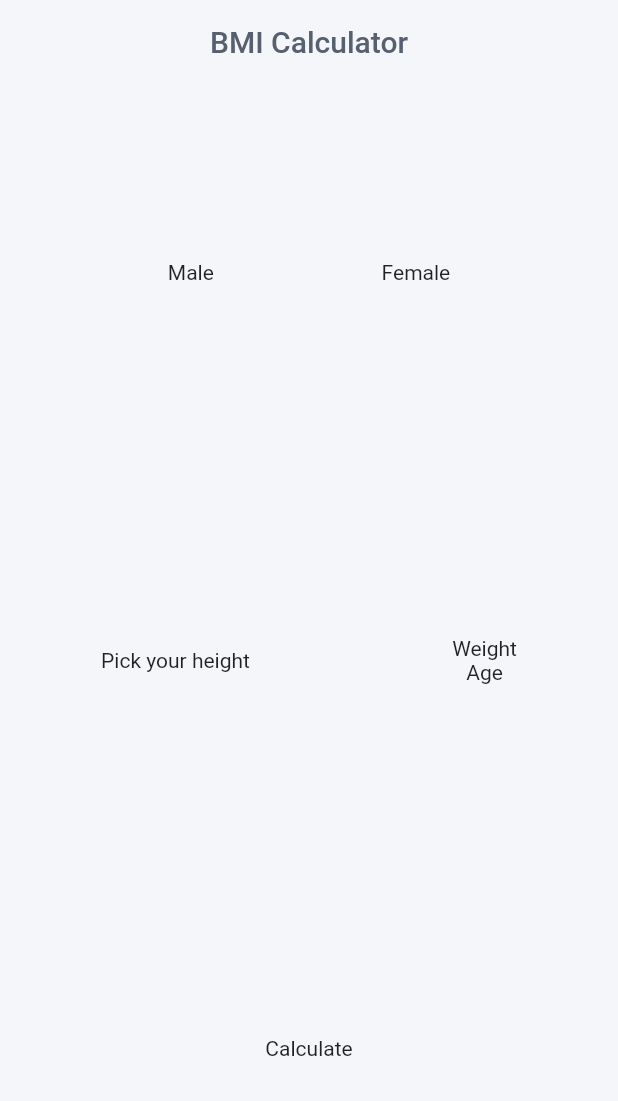
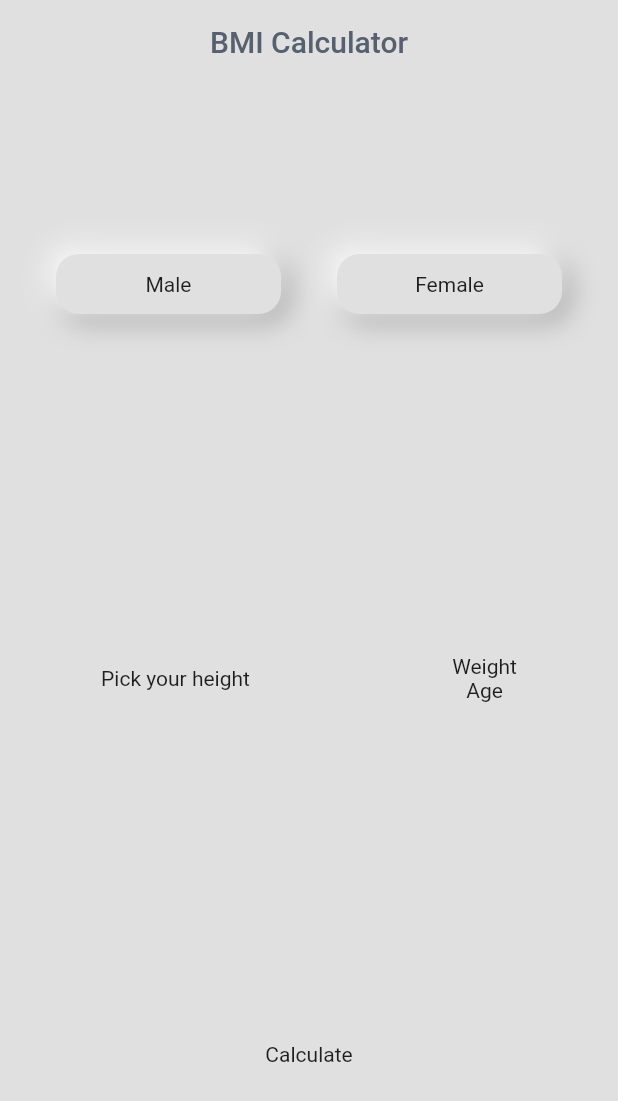
Before and after one commit to FatalError98/BMI-Calculator, a Flutter app: the screen it shows after launch, on a phone screen of 412 x 824 dp. Shown: the top 1101 px of the screen. Run offline on Flutter 3.47's test engine with Material 2 defaults, Android fonts, the phone set to English and light mode, and no system bars; our stand-ins replace flutter_inset_box_shadow.

Commit message:
Creating a Neomorphism Button

```diff
--- a/lib/constants.dart
+++ b/lib/constants.dart
@@ -1,8 +1,10 @@
 import 'package:flutter/material.dart';
 
 //Color palette
-const bgColor = Color.fromRGBO(245, 246, 250, 1);
+// const bgColor = Color.fromRGBO(245, 246, 250, 1);
+const bgColor = Color.fromARGB(255, 224, 224, 224);
 const pColor = Color.fromRGBO(156, 136, 255, 1);
 const sColor = Color.fromRGBO(140, 122, 230, 1);
 const pFontColor = Color.fromRGBO(87, 96, 111, 1);
 const sFontColor = Color.fromRGBO(116, 125, 140, 1);
+const shadowColor = Color.fromARGB(255, 158, 158, 158);
--- a/lib/main.dart
+++ b/lib/main.dart
@@ -1,5 +1,6 @@
 import 'package:flutter/material.dart';
 
+import './widgets/neumorphism-button.dart';
 import './constants.dart';
 
 void main() {
@@ -36,6 +37,7 @@ class MyHomePage extends StatefulWidget {
 class _MyHomePageState extends State<MyHomePage> {
   @override
   Widget build(BuildContext context) {
+    final _isPicked = false;
     return Scaffold(
       backgroundColor: bgColor,
       appBar: AppBar(
@@ -57,8 +59,8 @@ class _MyHomePageState extends State<MyHomePage> {
           Row(
             mainAxisAlignment: MainAxisAlignment.spaceEvenly,
             children: [
-              Text('Male'),
-              Text('Female'),
+              NeumButton(bText: 'Male'),
+              NeumButton(bText: 'Female'),
             ],
           ),
           Row(
--- /dev/null
+++ b/lib/widgets/neumorphism-button.dart
@@ -0,0 +1,54 @@
+import 'package:flutter/material.dart' hide BoxDecoration, BoxShadow;
+import 'package:flutter_inset_box_shadow/flutter_inset_box_shadow.dart';
+
+import '../constants.dart';
+
+class NeumButton extends StatefulWidget {
+  final String bText;
+  NeumButton({required this.bText});
+
+  @override
+  State<NeumButton> createState() => _NeumButtonState();
+}
+
+class _NeumButtonState extends State<NeumButton> {
+  bool _isPressed = false;
+  @override
+  Widget build(BuildContext context) {
+    Offset distance = _isPressed ? const Offset(2, 2) : const Offset(4, 4);
+    double blur = _isPressed ? 6.0 : 15.0;
+    return GestureDetector(
+      onTap: () {
+        setState(() {
+          _isPressed = !_isPressed;
+        });
+      },
+      child: AnimatedContainer(
+        duration: const Duration(milliseconds: 201),
+        height: 40,
+        width: 150,
+        decoration: BoxDecoration(
+          color: bgColor,
+          borderRadius: BorderRadius.circular(15),
+          boxShadow: [
+            BoxShadow(
+              color: shadowColor,
+              offset: distance,
+              blurRadius: blur,
+              spreadRadius: 1,
+              inset: _isPressed,
+            ),
+            BoxShadow(
+              color: Colors.white,
+              offset: -distance,
+              blurRadius: blur,
+              spreadRadius: 1,
+              inset: _isPressed,
+            ),
+          ],
+        ),
+        child: Center(child: Text(widget.bText)),
+      ),
+    );
+  }
+}
--- a/pubspec.yaml
+++ b/pubspec.yaml
@@ -34,6 +34,7 @@ dependencies:
   # The following adds the Cupertino Icons font to your application.
   # Use with the CupertinoIcons class for iOS style icons.
   cupertino_icons: ^1.0.2
+  flutter_inset_box_shadow: ^1.0.8
 
 dev_dependencies:
   flutter_test:
```
